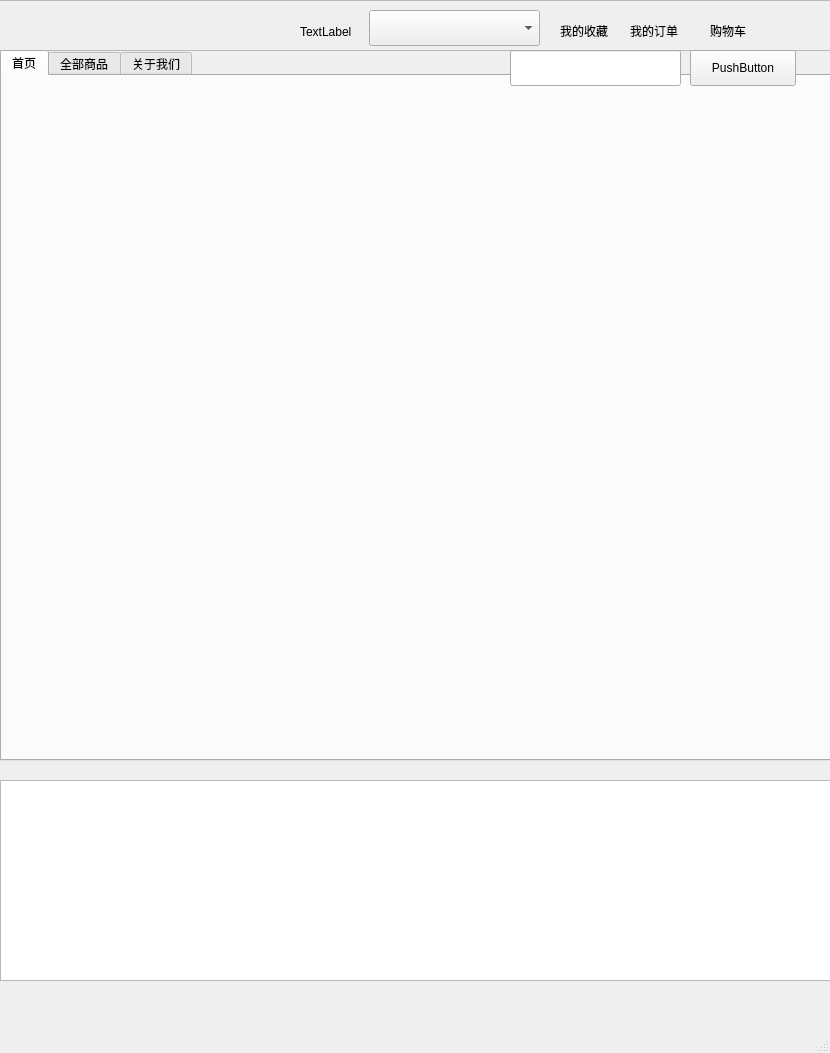
Above: ui/home/home.ui from hqh2010/gin_mall_qt before the change. Below: the same form after it.
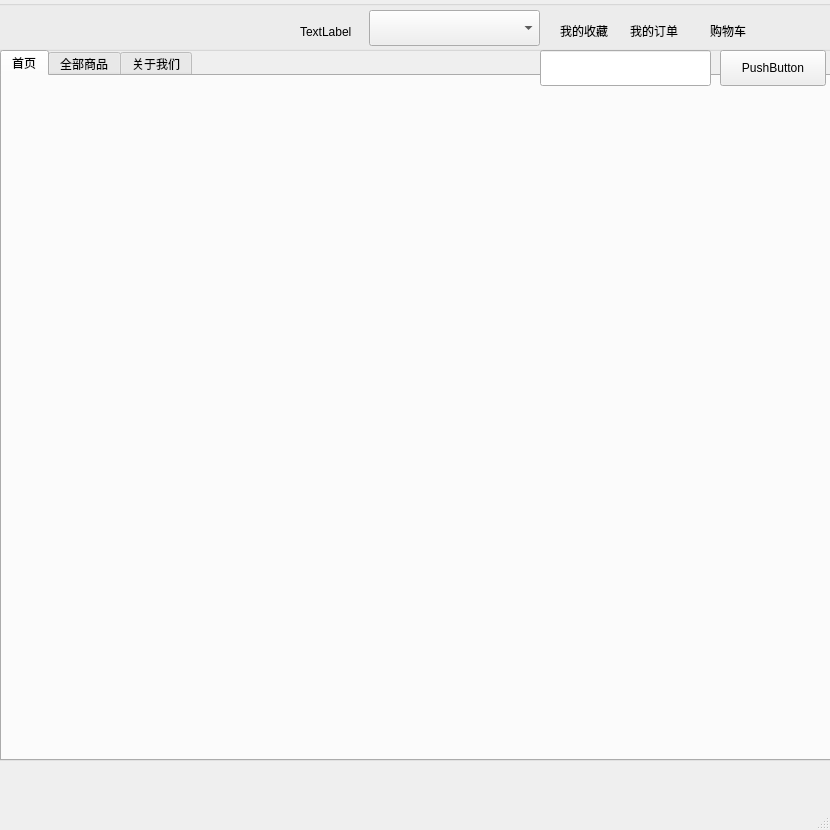
That is the form after the change. The open tabs and pages were chosen to show the change. Custom widgets are drawn as their Qt base class.

```diff
--- a/ui/home/home.ui
+++ b/ui/home/home.ui
@@ -7,28 +7,22 @@
     <x>0</x>
     <y>0</y>
     <width>830</width>
-    <height>1053</height>
+    <height>830</height>
    </rect>
   </property>
   <property name="windowTitle">
    <string>MainWindow</string>
   </property>
   <widget class="QWidget" name="centralwidget">
-   <widget class="QFrame" name="frame">
+   <widget class="QGroupBox" name="groupBox">
     <property name="geometry">
      <rect>
       <x>-10</x>
       <y>0</y>
-      <width>841</width>
+      <width>851</width>
       <height>51</height>
      </rect>
     </property>
-    <property name="frameShape">
-     <enum>QFrame::StyledPanel</enum>
-    </property>
-    <property name="frameShadow">
-     <enum>QFrame::Raised</enum>
-    </property>
     <widget class="QComboBox" name="user_info_comboBox">
      <property name="geometry">
       <rect>
@@ -98,7 +92,7 @@
    <widget class="QLineEdit" name="search_edit">
     <property name="geometry">
      <rect>
-      <x>510</x>
+      <x>540</x>
       <y>50</y>
       <width>171</width>
       <height>36</height>
@@ -108,7 +102,7 @@
    <widget class="QPushButton" name="search_btn">
     <property name="geometry">
      <rect>
-      <x>690</x>
+      <x>720</x>
       <y>50</y>
       <width>106</width>
       <height>36</height>
@@ -118,16 +112,6 @@
      <string>PushButton</string>
     </property>
    </widget>
-   <widget class="QListWidget" name="product_listWidget">
-    <property name="geometry">
-     <rect>
-      <x>0</x>
-      <y>780</y>
-      <width>831</width>
-      <height>201</height>
-     </rect>
-    </property>
-   </widget>
    <widget class="QTabWidget" name="tabWidget">
     <property name="geometry">
      <rect>
@@ -144,16 +128,6 @@
      <attribute name="title">
       <string>首页</string>
      </attribute>
-     <widget class="CarouselImageWidget" name="carousel_img_widget" native="true">
-      <property name="geometry">
-       <rect>
-        <x>0</x>
-        <y>0</y>
-        <width>821</width>
-        <height>501</height>
-       </rect>
-      </property>
-     </widget>
     </widget>
     <widget class="QWidget" name="all_sales_tab">
      <attribute name="title">
@@ -184,14 +158,6 @@
   </widget>
   <widget class="QStatusBar" name="statusbar"/>
  </widget>
- <customwidgets>
-  <customwidget>
-   <class>CarouselImageWidget</class>
-   <extends>QWidget</extends>
-   <header location="global">carouselimagewidget.h</header>
-   <container>1</container>
-  </customwidget>
- </customwidgets>
  <resources/>
  <connections/>
 </ui>
```
Left out of the diff: 5 changed lines with no effect on the pictures.
